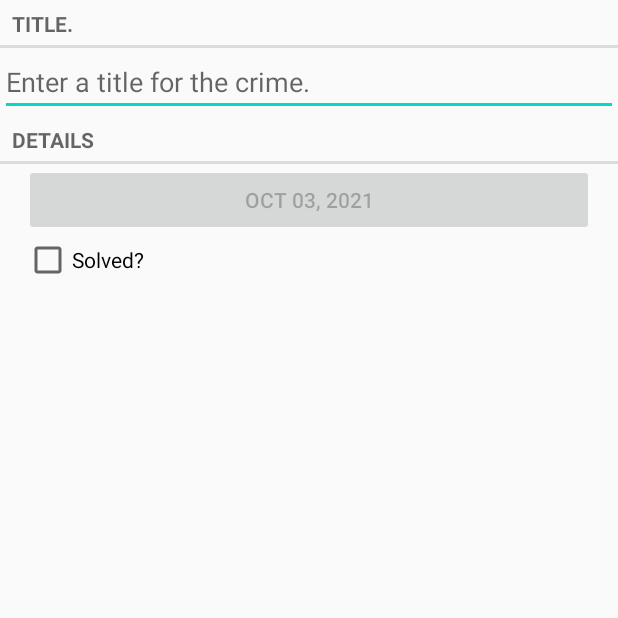
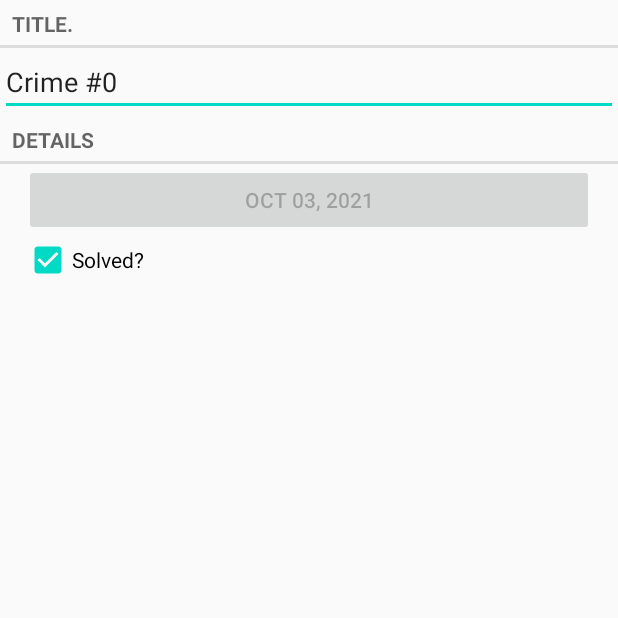
Before and after one commit to alibabazhao/CriminalIntent, an Android app: the screen it shows after launch (CrimeActivity), after a tap on an icon or button, on a phone screen of 412 x 824 dp, the top half of it. Run offline under Robolectric (Android 15) with nearby library versions, the phone set to English and light mode, and no system bars.

Commit message:
pass data when start CrimeActivity

```diff
--- a/app/src/main/java/com/example/criminalintent/CrimeFragment.java
+++ b/app/src/main/java/com/example/criminalintent/CrimeFragment.java
@@ -14,6 +14,8 @@ import android.widget.CheckBox;
 import android.widget.CompoundButton;
 import android.widget.EditText;
 
+import java.util.UUID;
+
 public class CrimeFragment extends Fragment {
     private Crime mCrime;
 
@@ -21,10 +23,13 @@ public class CrimeFragment extends Fragment {
     private Button mDateButton;
     private CheckBox mSolvedCheckBox;
 
+    public static final String EXTRA_CRIME_ID="com.bignerdranch.android.criminalintent.crime_id";
+
     @Override
     public void onCreate(@Nullable Bundle savedInstanceState) {
         super.onCreate(savedInstanceState);
-        mCrime=new Crime();
+        UUID crimeId=(UUID)getActivity().getIntent().getSerializableExtra(EXTRA_CRIME_ID);
+        mCrime=CrimeLab.get(getActivity()).getCrime(crimeId);
     }
 
     @Override
@@ -32,7 +37,7 @@ public class CrimeFragment extends Fragment {
         View v=inflater.inflate(R.layout.fragment_crime, parent, false);
 
         mTitleField=(EditText)v.findViewById(R.id.crime_title);
-
+        mTitleField.setText(mCrime.getTitle());
         mTitleField.addTextChangedListener(new TextWatcher() {
             @Override
             public void beforeTextChanged(CharSequence charSequence, int i, int i1, int i2) {
@@ -55,6 +60,7 @@ public class CrimeFragment extends Fragment {
         mDateButton.setEnabled(false);
 
         mSolvedCheckBox=(CheckBox)v.findViewById(R.id.crime_solved);
+        mSolvedCheckBox.setChecked(mCrime.isSolved());
         mSolvedCheckBox.setOnCheckedChangeListener(new CompoundButton.OnCheckedChangeListener() {
             @Override
             public void onCheckedChanged(CompoundButton compoundButton, boolean isChecked) {
@@ -63,7 +69,6 @@ public class CrimeFragment extends Fragment {
             }
         });
 
-
         return v;
     }
 }
--- a/app/src/main/java/com/example/criminalintent/CrimeListFragment.java
+++ b/app/src/main/java/com/example/criminalintent/CrimeListFragment.java
@@ -40,6 +40,7 @@ public class CrimeListFragment extends ListFragment {
 
         //start crimeActivity
         Intent i=new Intent(getActivity(), CrimeActivity.class);
+        i.putExtra(CrimeFragment.EXTRA_CRIME_ID, c.getId());
         startActivity(i);
     }
 
```
